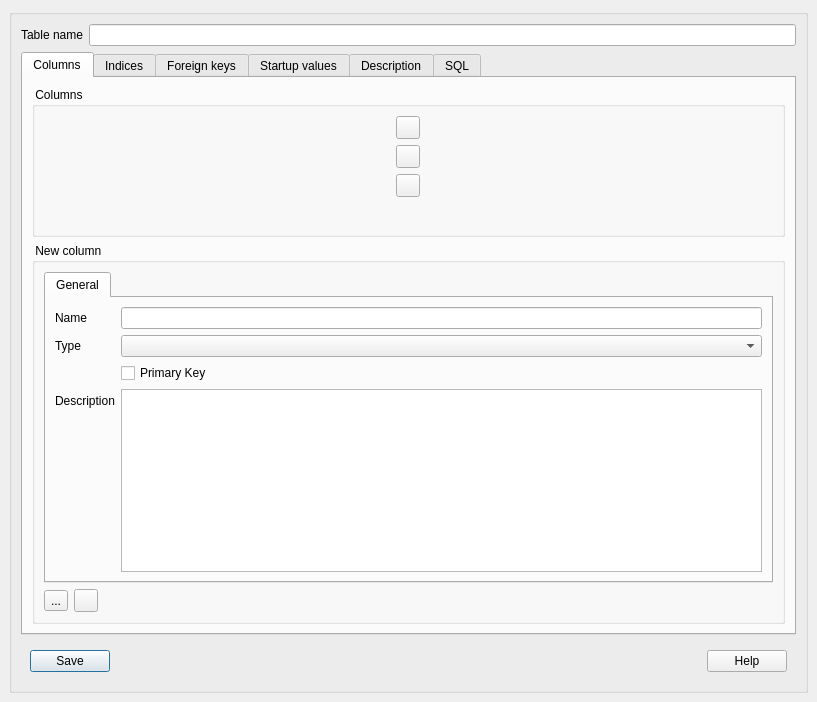
Above: NewTableForm.ui from fritzone/ddm before the change. Below: the same form after it.
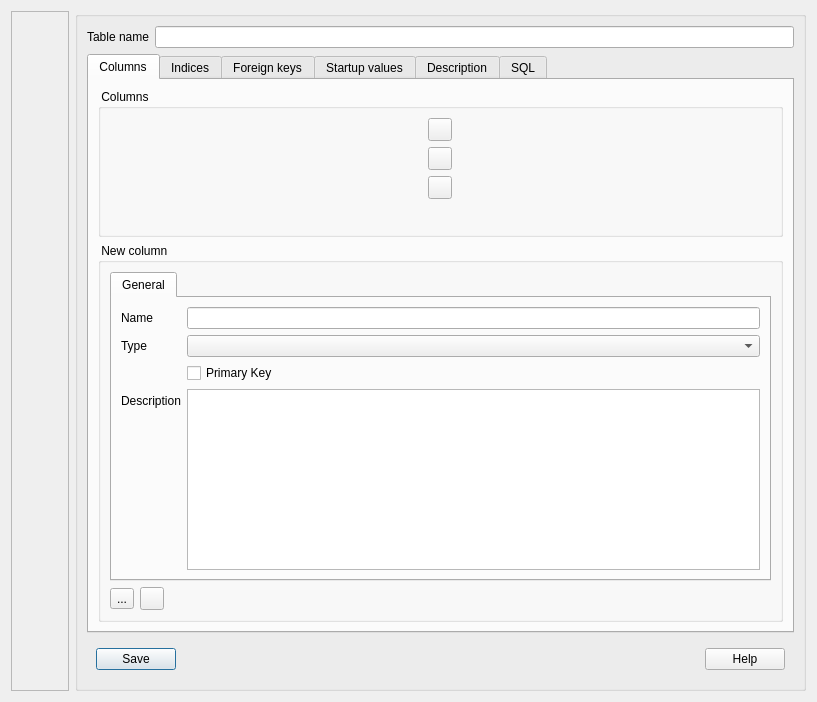
That is the form after the change. Icons and pictures are not drawn.

Commit message: table lock/unlock in gui

Diff of the .ui file:
```diff
--- a/NewTableForm.ui
+++ b/NewTableForm.ui
@@ -21,11 +21,61 @@
    <string>Form</string>
   </property>
   <layout class="QHBoxLayout" name="horizontalLayout_14">
-   <property name="margin">
-    <number>9</number>
-   </property>
    <item>
-    <widget class="QGroupBox" name="groupBox_5">
+    <widget class="QFrame" name="frameForUnlockButton">
+     <property name="frameShape">
+      <enum>QFrame::StyledPanel</enum>
+     </property>
+     <property name="frameShadow">
+      <enum>QFrame::Raised</enum>
+     </property>
+     <layout class="QVBoxLayout" name="verticalLayout_19">
+      <property name="spacing">
+       <number>0</number>
+      </property>
+      <property name="margin">
+       <number>0</number>
+      </property>
+      <item>
+       <widget class="QToolButton" name="btnLock">
+        <property name="text">
+         <string/>
+        </property>
+        <property name="iconSize">
+         <size>
+          <width>48</width>
+          <height>48</height>
+         </size>
+        </property>
+        <property name="checkable">
+         <bool>true</bool>
+        </property>
+        <property name="popupMode">
+         <enum>QToolButton::InstantPopup</enum>
+        </property>
+        <property name="autoRaise">
+         <bool>true</bool>
+        </property>
+       </widget>
+      </item>
+      <item>
+       <spacer name="verticalSpacer_4">
+        <property name="orientation">
+         <enum>Qt::Vertical</enum>
+        </property>
+        <property name="sizeHint" stdset="0">
+         <size>
+          <width>20</width>
+          <height>40</height>
+         </size>
+        </property>
+       </spacer>
+      </item>
+     </layout>
+    </widget>
+   </item>
+   <item>
+    <widget class="QGroupBox" name="grpContent">
      <property name="title">
       <string/>
      </property>
```
Left out of the diff: 17 changed lines with no effect on the pictures. The commit also changes 9 other files.
